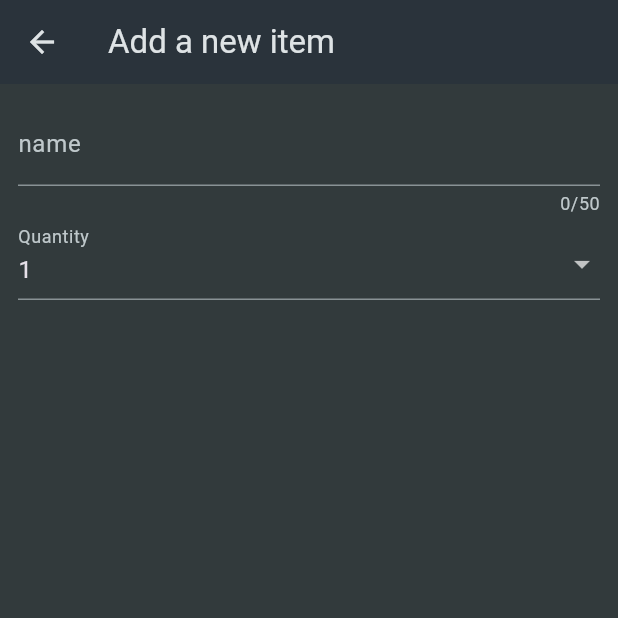
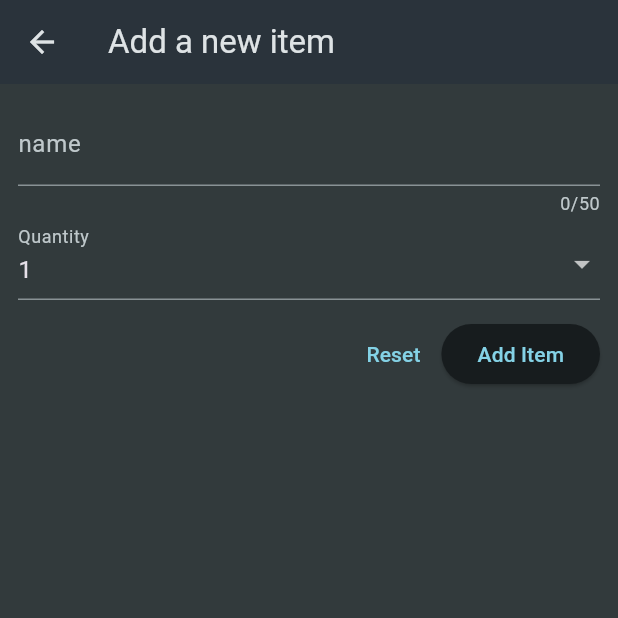
Before and after one commit to IvanRobak/shopping_list, a Flutter app: the NewItem screen opened directly, on a phone screen of 412 x 824 dp, the top half of it. Run offline on Flutter 3.47's test engine with Material 3 defaults, Android fonts, the phone set to English and light mode, and no system bars.

Commit message:
buttons for form

```diff
--- a/lib/widgets/new_item.dart
+++ b/lib/widgets/new_item.dart
@@ -61,10 +61,26 @@ class _NewItemState extends State<NewItem> {
                                 ),
                                 Text(category.value.title)
                               ],
-                            ))
+                            )),
                     ],
                     onChanged: (value) {},
                   ))
+                ],
+              ),
+              const SizedBox(
+                height: 12,
+              ),
+              Row(
+                mainAxisAlignment: MainAxisAlignment.end,
+                children: [
+                  TextButton(
+                    onPressed: () {},
+                    child: const Text('Reset'),
+                  ),
+                  ElevatedButton(
+                    onPressed: () {},
+                    child: const Text('Add Item'),
+                  ),
                 ],
               )
             ],
```
